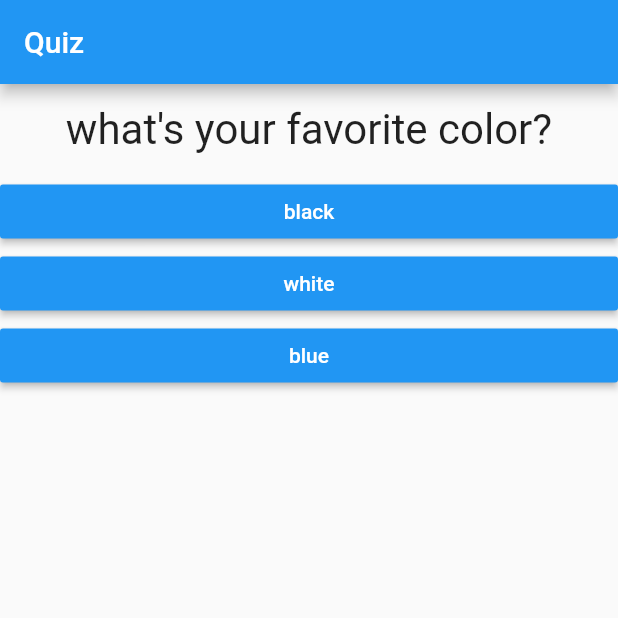
After one commit to Kumareshdhinakaran/UI-Design, a Flutter app: the screen it shows after launch, after a tap on "black", after a tap on "rabbit", after a tap on "Restart Quiz", on a phone screen of 412 x 824 dp, the top half of it. The commit adds this screen. Run offline on Flutter 3.47's test engine with Material 2 defaults, Android fonts, the phone set to English and light mode, and no system bars.

Commit message:
quiz completed

```diff
--- a/quiz_app/lib/main.dart
+++ b/quiz_app/lib/main.dart
@@ -1,6 +1,6 @@
 import 'package:flutter/material.dart';
-import 'package:quiz_app/answer.dart';
-import 'package:quiz_app/question.dart';
+import 'package:quiz_app/quiz.dart';
+import 'package:quiz_app/result.dart';
 
 void main() => runApp(QuizApp());
 
@@ -10,43 +10,55 @@ class QuizApp extends StatefulWidget {
 }
 
 class _QuizAppState extends State<QuizApp> {
+  final _questions = const [
+    {
+      'questionText': 'what\'s your favorite color? ',
+      'answers': [
+        {'text': 'black', 'score': 10},
+        {'text': 'white', 'score': 9},
+        {'text': 'blue', 'score': 8},
+      ],
+    },
+    {
+      'questionText': 'what\'s you favorite animal? ',
+      'answers': [
+        {'text': 'rat', 'score': 10},
+        {'text': 'rabbit', 'score': 9},
+        {'text': 'dog', 'score': 8},
+      ],
+    }
+  ];
   var _questionIndex = 0;
-  void _answerQuestions() {
+  var _totalScore = 0;
+  void _answerQuestions(int score) {
+    _totalScore += score;
     setState(() {
       _questionIndex += 1;
     });
   }
 
+  void _resetQuiz() {
+    setState(() {
+      _questionIndex = 0;
+      _totalScore = 0;
+    });
+  }
+
   @override
   Widget build(BuildContext context) {
-    const questions = [
-      {
-        'questionText': 'what\'s your favorite color? ',
-        'answers': ['black', 'white', 'blue'],
-      },
-      {
-        'questionText': 'what\'s you favorite animal? ',
-        'answers': ['rabbit', 'rat', 'dog'],
-      }
-    ];
-
     return MaterialApp(
       title: 'QuizApp',
       home: Scaffold(
         appBar: AppBar(
           title: Text('Quiz'),
         ),
-        body: Column(
-          children: <Widget>[
-            Question(
-              questions[_questionIndex]['questionText'],
-            ),
-            ...(questions[_questionIndex]['answers'] as List<String>)
-                .map((answer) {
-              return Answer(_answerQuestions, answer);
-            }).toList(),
-          ],
-        ),
+        body: (_questionIndex < _questions.length)
+            ? Quiz(
+                answerQuestions: _answerQuestions,
+                questions: _questions,
+                questionIndex: _questionIndex,
+              )
+            : Result(_totalScore, _resetQuiz),
       ),
     );
   }
--- /dev/null
+++ b/quiz_app/lib/quiz.dart
@@ -0,0 +1,32 @@
+import 'package:flutter/material.dart';
+import 'package:quiz_app/question.dart';
+import 'package:quiz_app/answer.dart';
+
+class Quiz extends StatelessWidget {
+  final List<Map<String, Object>> questions;
+  final Function answerQuestions;
+  final int questionIndex;
+
+  Quiz({
+    @required this.answerQuestions,
+    @required this.questions,
+    @required this.questionIndex,
+  });
+  @override
+  Widget build(BuildContext context) {
+    return Column(
+      children: <Widget>[
+        Question(
+          questions[questionIndex]['questionText'],
+        ),
+        ...(questions[questionIndex]['answers'] as List<Map<String, Object>>)
+            .map((answer) {
+          return Answer(
+            () => answerQuestions(answer['score']),
+            answer['text'],
+          );
+        }).toList(),
+      ],
+    );
+  }
+}
--- /dev/null
+++ b/quiz_app/lib/result.dart
@@ -0,0 +1,39 @@
+import 'package:flutter/material.dart';
+
+class Result extends StatelessWidget {
+  final int resultScore;
+  final Function resetQuiz;
+  Result(this.resultScore, this.resetQuiz);
+  String get resultPhrase {
+    var resultText = 'You did it';
+    if (resultScore > 28) {
+      resultText = 'You are ossum and innocent';
+    } else if (resultScore > 25 && resultScore < 28) {
+      resultText = 'Pretty likeable!!';
+    } else {
+      resultText = 'you are strange ..... ???';
+    }
+    return resultText;
+  }
+
+  @override
+  Widget build(BuildContext context) {
+    return Column(
+      children: <Widget>[
+        Text(
+          resultPhrase,
+          style: TextStyle(
+            fontSize: 36,
+            fontWeight: FontWeight.bold,
+          ),
+          textAlign: TextAlign.center,
+        ),
+        FlatButton(
+          onPressed: resetQuiz,
+          child: Text('Restart Quiz'),
+          color: Colors.blue,
+        ),
+      ],
+    );
+  }
+}
```
